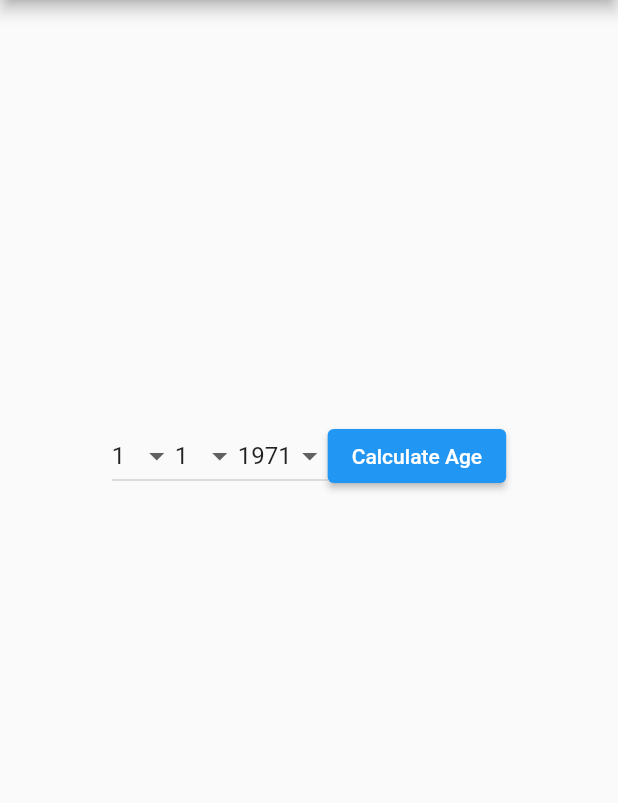
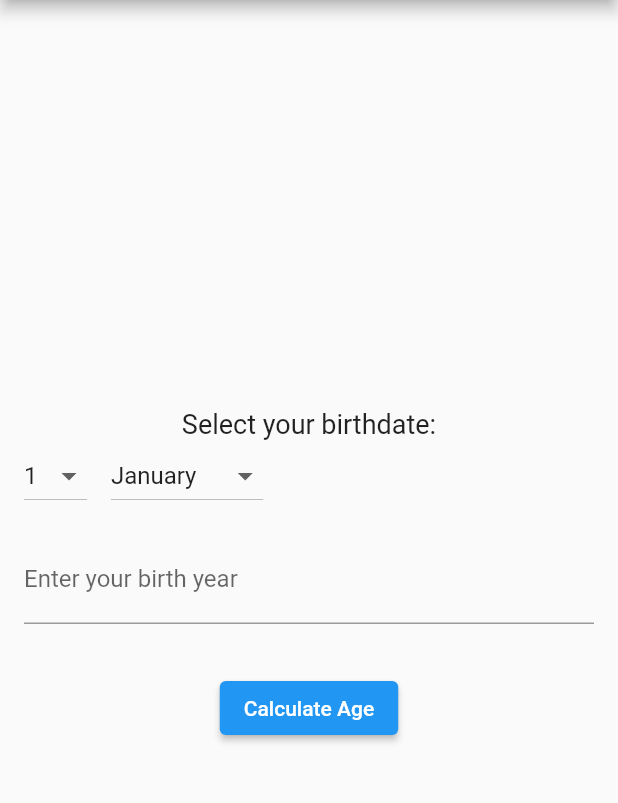
Before and after one commit to rahulDevPaul1/ageCalculator, a Flutter app: the screen it shows after launch, on a phone screen of 412 x 824 dp, the part 84-887 px from its top. Run offline on Flutter 3.47's test engine with Material 2 defaults, Android fonts, the phone set to English and light mode, and no system bars.

Commit message:
scond step

```diff
--- a/lib/main.dart
+++ b/lib/main.dart
@@ -1,31 +1,35 @@
 import 'package:flutter/material.dart';
 
-void main() {
-  runApp(MyApp());
-}
+void main() => runApp(MyApp());
 
 class MyApp extends StatelessWidget {
   @override
   Widget build(BuildContext context) {
     return MaterialApp(
-      initialRoute: '/',
-      routes: {
-        '/': (context) => InputPage(),
-        '/result': (context) => ResultPage(),
-      },
+      title: 'Age Calculator App',
+      theme: ThemeData(
+        primarySwatch: Colors.blue,
+      ),
+      home: HomePage(),
     );
   }
 }
 
-class InputPage extends StatefulWidget {
+class HomePage extends StatefulWidget {
   @override
-  _InputPageState createState() => _InputPageState();
+  _HomePageState createState() => _HomePageState();
 }
 
-class _InputPageState extends State<InputPage> {
-  int selectedDay = 1;
-  int selectedMonth = 1;
-  int selectedYear = 1971;
+class _HomePageState extends State<HomePage> {
+  final List<String> days = List.generate(31, (index) => (index + 1).toString());
+  final List<String> months = [
+    'January', 'February', 'March', 'April', 'May', 'June', 'July',
+    'August', 'September', 'October', 'November', 'December'
+  ];
+
+  String selectedDay = '1';
+  String selectedMonth = 'January';
+  TextEditingController yearController = TextEditingController();
 
   @override
   Widget build(BuildContext context) {
@@ -34,67 +38,67 @@ class _InputPageState extends State<InputPage> {
         title: Text('Age Calculator'),
       ),
       body: Padding(
-        padding: EdgeInsetsDirectional.symmetric(vertical: 280),
-
-        child: Row(
+        padding: const EdgeInsets.all(16.0),
+        child: Column(
           mainAxisAlignment: MainAxisAlignment.center,
           children: [
-
-            DropdownButton<int>(
+            Text(
+              'Select your birthdate:',
+              style: TextStyle(fontSize: 18),
+            ),
+            Row(
+              children: [
+                DropdownButton<String>(
                   value: selectedDay,
-              onChanged: (value) {
+                  onChanged: (String? value) {
                     setState(() {
                       selectedDay = value!;
                     });
                   },
-              items: List.generate(31, (index) {
-                return DropdownMenuItem<int>(
-                  value: index + 1,
-                  child: Text('${index + 1}'),
+                  items: days.map<DropdownMenuItem<String>>((String value) {
+                    return DropdownMenuItem<String>(
+                      value: value,
+                      child: Text(value),
                     );
-              }),
+                  }).toList(),
                 ),
-            SizedBox(height: 16.0),
-            DropdownButton<int>(
+                SizedBox(width: 16),
+                DropdownButton<String>(
                   value: selectedMonth,
-              onChanged: (value) {
+                  onChanged: (String? value) {
                     setState(() {
                       selectedMonth = value!;
                     });
                   },
-              items: List.generate(12, (index) {
-                return DropdownMenuItem<int>(
-                  value: index + 1,
-                  child: Text('${index + 1}'),
+                  items: months.map<DropdownMenuItem<String>>((String value) {
+                    return DropdownMenuItem<String>(
+                      value: value,
+                      child: Text(value),
                     );
-              }),
+                  }).toList(),
                 ),
-            SizedBox(height: 16.0),
-            DropdownButton<int>(
-              value: selectedYear,
-              onChanged: (value) {
-                setState(() {
-                  selectedYear = value!;
-                });
-              },
-              items: List.generate(53, (index) {
-                return DropdownMenuItem<int>(
-                  value: 1971 + index,
-                  child: Text('${1971 + index}'),
-                );
-              }),
+              ],
             ),
-            SizedBox(height: 16.0),
+            SizedBox(height: 16),
+            TextField(
+              controller: yearController,
+              keyboardType: TextInputType.number,
+              decoration: InputDecoration(
+                labelText: 'Enter your birth year',
+              ),
+            ),
+            SizedBox(height: 32),
             ElevatedButton(
               onPressed: () {
-                Navigator.pushNamed(
+                int birthYear = int.tryParse(yearController.text) ?? 0;
+                int currentYear = DateTime.now().year;
+                int age = currentYear - birthYear;
+
+                Navigator.push(
                   context,
-                  '/result',
-                  arguments: {
-                    'day': selectedDay,
-                    'month': selectedMonth,
-                    'year': selectedYear,
-                  },
+                  MaterialPageRoute(
+                    builder: (context) => ResultPage(age: age),
+                  ),
                 );
               },
               child: Text('Calculate Age'),
@@ -107,76 +111,101 @@ class _InputPageState extends State<InputPage> {
 }
 
 class ResultPage extends StatelessWidget {
+  final int age;
+
+  ResultPage({required this.age});
 
   @override
   Widget build(BuildContext context) {
-    Map<String, int> args =
-    ModalRoute.of(context)!.settings.arguments as Map<String, int>;
-
-    DateTime currentDate = DateTime.now();
-    DateTime birthDate = DateTime(args['year']!, args['month']!, args['day']!);
-
-    Duration difference = currentDate.difference(birthDate);
-    int age = (difference.inDays / 365).floor();
-
     return Scaffold(
-
       appBar: AppBar(
-        title: Text('Result'),
+        title: Text('Age Result'),
       ),
       body: Center(
         child: Column(
           mainAxisAlignment: MainAxisAlignment.center,
           children: [
             Text(
-              'Your age is $age years.',
-              style: TextStyle(fontSize: 20.0),
+              'Your Age: $age years',
+              style: TextStyle(fontSize: 20),
             ),
-            SizedBox(height: 20),
+            SizedBox(height: 32),
             ElevatedButton(
               onPressed: () {
-                Navigator.push(context, MaterialPageRoute(builder: (context) => ThirdPage(),
-                )
+                Navigator.push(
+                  context,
+                  MaterialPageRoute(
+                    builder: (context) => ColorBoxesPage(),
+                  ),
                 );
-              }, child: Text('Next'),
-            )
+              },
+              child: Text('Go to Color Boxes Page'),
+            ),
           ],
         ),
-
       ),
     );
   }
 }
 
-class ThirdPage extends StatelessWidget {
+class ColorBoxesPage extends StatelessWidget {
   @override
   Widget build(BuildContext context) {
     return Scaffold(
       appBar: AppBar(
-        title: Text('Third Page'),
+        title: Text('Color Boxes'),
       ),
       body: Center(
         child: Column(
+
+          children: [
+            Expanded(child:
+            Column(
               mainAxisAlignment: MainAxisAlignment.center,
               children: [
-            colorfulBox(Colors.red),
-            colorfulBox(Colors.blue),
-            colorfulBox(Colors.green),
-            colorfulBox(Colors.yellow),
-            colorfulBox(Colors.purple),
+
+                ColorBox(Colors.red),
+                ColorBox(Colors.blue),
+                ColorBox(Colors.green),
+                ColorBox(Colors.yellow),
+                ColorBox(Colors.purple),
+              ],
+            ),),
+            SizedBox(height: 16),
+
+            Flexible(child:
+            Row(
+
+              mainAxisAlignment: MainAxisAlignment.end,
+              children: [
+
+
+                ColorBox(Colors.orange),
+                ColorBox(Colors.teal),
+                ColorBox(Colors.pink),
+                ColorBox(Colors.indigo),
+                ColorBox(Colors.brown),
+              ],
+            ),),
           ],
         ),
       ),
     );
   }
+}
 
-  Widget colorfulBox(Color color) {
-    return SizedBox(
-      width: 400,
-      height: 120,
-      child: Container(
+class ColorBox extends StatelessWidget {
+  final Color color;
+
+  ColorBox(this.color);
+
+  @override
+  Widget build(BuildContext context) {
+    return Container(
+      width: 300,
+      height: 100,
       color: color,
-      ),
+
     );
   }
 }
```
Lines whose indentation alone changed are shown as unchanged.
